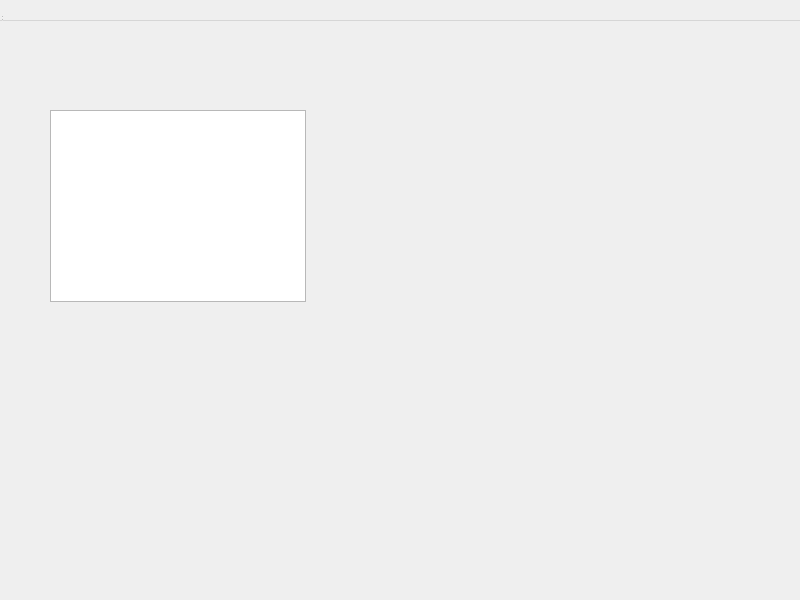
Above: frontend/choicesDLL/accountchoice.ui from JnsRdnp/ATM-Simulator before the change. Below: the same form after it.
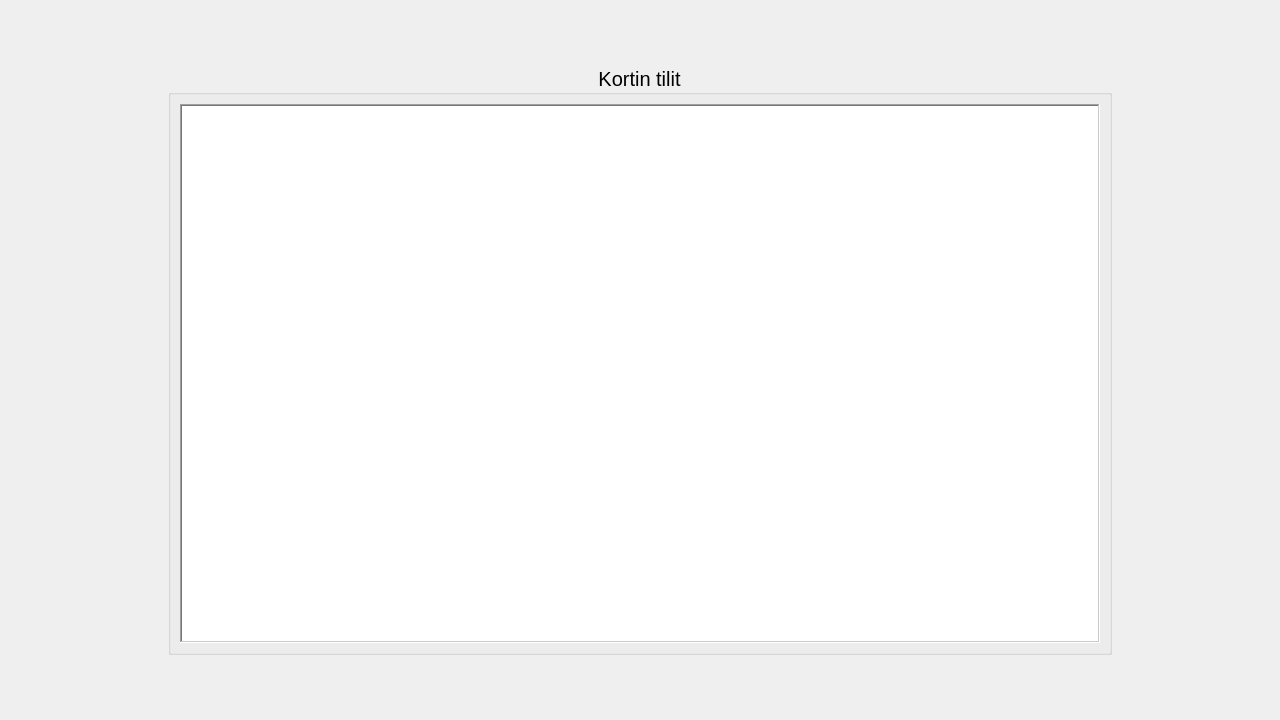
That is the form after the change.

Commit message: choices ui edit fullscreen

Diff of the .ui file:
```diff
--- a/frontend/choicesDLL/accountchoice.ui
+++ b/frontend/choicesDLL/accountchoice.ui
@@ -6,36 +6,121 @@
    <rect>
     <x>0</x>
     <y>0</y>
-    <width>800</width>
-    <height>600</height>
+    <width>1280</width>
+    <height>720</height>
    </rect>
   </property>
   <property name="windowTitle">
    <string>AccountChoice</string>
   </property>
-  <widget class="QWidget" name="centralwidget">
-   <widget class="QListWidget" name="AccountList">
-    <property name="geometry">
-     <rect>
-      <x>50</x>
-      <y>110</y>
-      <width>256</width>
-      <height>192</height>
-     </rect>
-    </property>
-   </widget>
-  </widget>
-  <widget class="QMenuBar" name="menubar">
-   <property name="geometry">
-    <rect>
-     <x>0</x>
-     <y>0</y>
-     <width>800</width>
-     <height>21</height>
-    </rect>
-   </property>
-  </widget>
-  <widget class="QStatusBar" name="statusbar"/>
+  <layout class="QGridLayout" name="gridLayout" rowstretch="1,11,1" columnstretch="1,6,1">
+   <item row="0" column="1">
+    <spacer name="verticalSpacer_2">
+     <property name="orientation">
+      <enum>Qt::Vertical</enum>
+     </property>
+     <property name="sizeHint" stdset="0">
+      <size>
+       <width>20</width>
+       <height>40</height>
+      </size>
+     </property>
+    </spacer>
+   </item>
+   <item row="1" column="1">
+    <widget class="QGroupBox" name="groupBox">
+     <property name="font">
+      <font>
+       <pointsize>15</pointsize>
+      </font>
+     </property>
+     <property name="title">
+      <string>Kortin tilit</string>
+     </property>
+     <property name="alignment">
+      <set>Qt::AlignCenter</set>
+     </property>
+     <layout class="QVBoxLayout" name="verticalLayout_2">
+      <property name="sizeConstraint">
+       <enum>QLayout::SetNoConstraint</enum>
+      </property>
+      <item>
+       <widget class="QListWidget" name="AccountList">
+        <property name="font">
+         <font>
+          <pointsize>30</pointsize>
+          <bold>true</bold>
+         </font>
+        </property>
+        <property name="mouseTracking">
+         <bool>true</bool>
+        </property>
+        <property name="frameShape">
+         <enum>QFrame::WinPanel</enum>
+        </property>
+        <property name="horizontalScrollBarPolicy">
+         <enum>Qt::ScrollBarAlwaysOff</enum>
+        </property>
+        <property name="sizeAdjustPolicy">
+         <enum>QAbstractScrollArea::AdjustToContents</enum>
+        </property>
+        <property name="resizeMode">
+         <enum>QListView::Adjust</enum>
+        </property>
+        <property name="spacing">
+         <number>25</number>
+        </property>
+        <property name="viewMode">
+         <enum>QListView::ListMode</enum>
+        </property>
+        <property name="uniformItemSizes">
+         <bool>true</bool>
+        </property>
+       </widget>
+      </item>
+     </layout>
+    </widget>
+   </item>
+   <item row="1" column="0">
+    <spacer name="horizontalSpacer">
+     <property name="orientation">
+      <enum>Qt::Horizontal</enum>
+     </property>
+     <property name="sizeHint" stdset="0">
+      <size>
+       <width>40</width>
+       <height>20</height>
+      </size>
+     </property>
+    </spacer>
+   </item>
+   <item row="2" column="1">
+    <spacer name="verticalSpacer">
+     <property name="orientation">
+      <enum>Qt::Vertical</enum>
+     </property>
+     <property name="sizeHint" stdset="0">
+      <size>
+       <width>20</width>
+       <height>40</height>
+      </size>
+     </property>
+    </spacer>
+   </item>
+   <item row="1" column="2">
+    <spacer name="horizontalSpacer_2">
+     <property name="orientation">
+      <enum>Qt::Horizontal</enum>
+     </property>
+     <property name="sizeHint" stdset="0">
+      <size>
+       <width>40</width>
+       <height>20</height>
+      </size>
+     </property>
+    </spacer>
+   </item>
+  </layout>
  </widget>
  <resources/>
  <connections/>
```
The commit also changes 3 other files.
